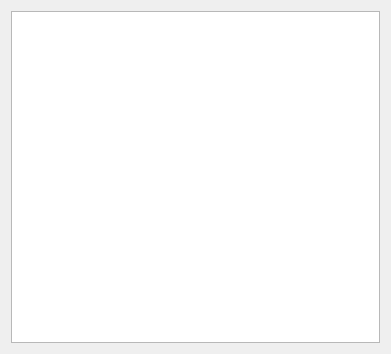
The window that src/lib/documentwidget.ui (hsorby/cellcreator) describes before a commit, drawn with Qt 5.
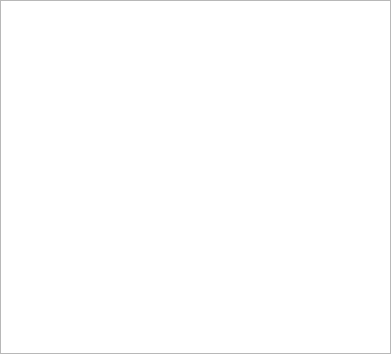
The same window after the commit.

Commit message: Address problem with QMdiArea and using TabbedView.  There appears to be at least two issues with switching between sub window view and tabbed view.

What changed in the file:
```diff
--- a/src/lib/documentwidget.ui
+++ b/src/lib/documentwidget.ui
@@ -14,6 +14,21 @@
    <string>Form</string>
   </property>
   <layout class="QHBoxLayout" name="horizontalLayout">
+   <property name="spacing">
+    <number>0</number>
+   </property>
+   <property name="leftMargin">
+    <number>0</number>
+   </property>
+   <property name="topMargin">
+    <number>0</number>
+   </property>
+   <property name="rightMargin">
+    <number>0</number>
+   </property>
+   <property name="bottomMargin">
+    <number>0</number>
+   </property>
    <item>
     <widget class="QTextEdit" name="textEdit"/>
    </item>
```
The commit also changes 7 other files.
